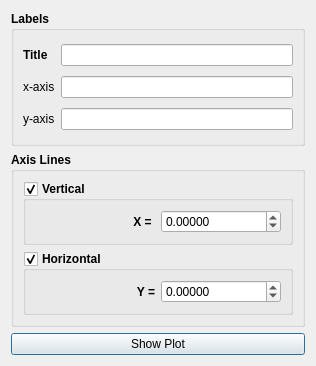
First picture: the form in src/Interface/Modules/Math/BasicPlotter.ui, repository SCIInstitute/SCIRun, before the edit.
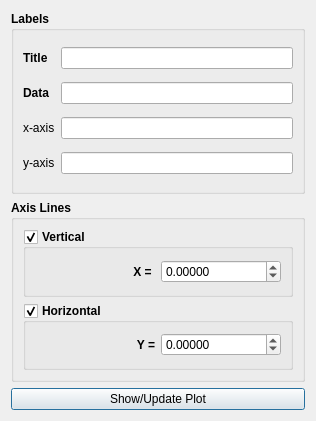
Second picture: the form after the edit.

Commit message: Labels and axes working

Patch:
```diff
--- a/src/Interface/Modules/Math/BasicPlotter.ui
+++ b/src/Interface/Modules/Math/BasicPlotter.ui
@@ -7,13 +7,13 @@
     <x>0</x>
     <y>0</y>
     <width>316</width>
-    <height>366</height>
+    <height>421</height>
    </rect>
   </property>
   <property name="minimumSize">
    <size>
     <width>316</width>
-    <height>366</height>
+    <height>421</height>
    </size>
   </property>
   <property name="windowTitle">
@@ -41,14 +41,14 @@
       <string>Labels</string>
      </property>
      <layout class="QGridLayout" name="gridLayout">
-      <item row="2" column="2">
+      <item row="3" column="2">
        <widget class="QLineEdit" name="yAxisLineEdit_">
         <property name="enabled">
          <bool>true</bool>
         </property>
        </widget>
       </item>
-      <item row="1" column="0">
+      <item row="2" column="0">
        <widget class="QLabel" name="label_2">
         <property name="font">
          <font>
@@ -61,7 +61,7 @@
         </property>
        </widget>
       </item>
-      <item row="2" column="0">
+      <item row="3" column="0">
        <widget class="QLabel" name="label_3">
         <property name="font">
          <font>
@@ -74,20 +74,6 @@
         </property>
        </widget>
       </item>
-      <item row="1" column="2">
-       <widget class="QLineEdit" name="xAxisLineEdit_">
-        <property name="enabled">
-         <bool>true</bool>
-        </property>
-       </widget>
-      </item>
-      <item row="0" column="2">
-       <widget class="QLineEdit" name="titleLineEdit_">
-        <property name="enabled">
-         <bool>true</bool>
-        </property>
-       </widget>
-      </item>
       <item row="0" column="0">
        <widget class="QLabel" name="label">
         <property name="text">
@@ -95,6 +81,30 @@
         </property>
        </widget>
       </item>
+      <item row="0" column="2">
+       <widget class="QLineEdit" name="titleLineEdit_">
+        <property name="enabled">
+         <bool>true</bool>
+        </property>
+       </widget>
+      </item>
+      <item row="2" column="2">
+       <widget class="QLineEdit" name="xAxisLineEdit_">
+        <property name="enabled">
+         <bool>true</bool>
+        </property>
+       </widget>
+      </item>
+      <item row="1" column="0">
+       <widget class="QLabel" name="label_4">
+        <property name="text">
+         <string>Data</string>
+        </property>
+       </widget>
+      </item>
+      <item row="1" column="2">
+       <widget class="QLineEdit" name="dataLineEdit_"/>
+      </item>
      </layout>
     </widget>
    </item>
@@ -210,7 +220,7 @@
    <item>
     <widget class="QPushButton" name="showPlotPushButton_">
      <property name="text">
-      <string>Show Plot</string>
+      <string>Show/Update Plot</string>
      </property>
     </widget>
    </item>
```
The commit also changes 4 other files.
